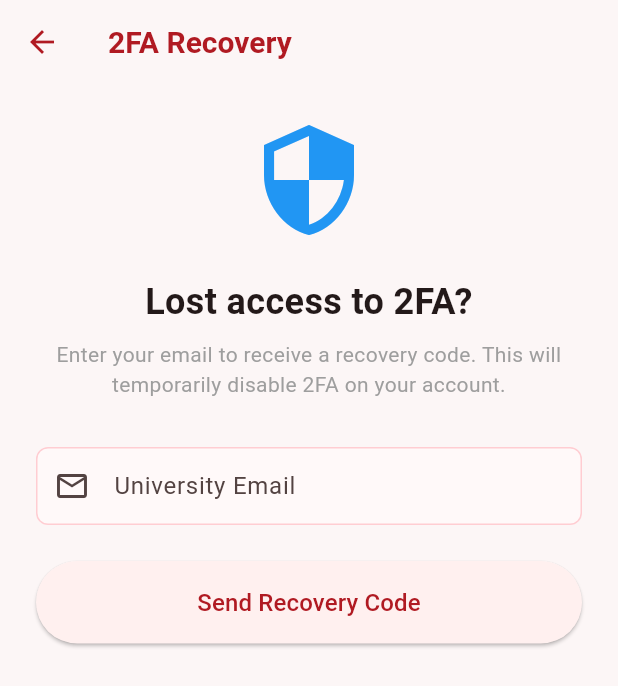
After one commit to denise-refuerzo/BSU-TRACE, a Flutter app: the Forgot2FAScreen screen opened directly, on a phone screen of 412 x 824 dp. The commit adds this screen. Shown: the top 686 px of the screen. Run offline on Flutter 3.47's test engine with Material 3 defaults, Android fonts, the phone set to English and light mode, and no system bars.

Commit message:
I dunno if this works

```diff
--- /dev/null
+++ b/mobile_app/bsu_trace/lib/screens/forgot_2fa_screen.dart
@@ -0,0 +1,187 @@
+import 'package:flutter/material.dart';
+import 'package:http/http.dart' as http;
+import 'dart:convert';
+import '../config.dart';
+
+class Forgot2FAScreen extends StatefulWidget {
+  final String? initialEmail; // Pass the email if they already typed it in login
+
+  const Forgot2FAScreen({Key? key, this.initialEmail}) : super(key: key);
+
+  @override
+  _Forgot2FAScreenState createState() => _Forgot2FAScreenState();
+}
+
+class _Forgot2FAScreenState extends State<Forgot2FAScreen> {
+  int _currentStep = 0; // 0: Email, 1: Code
+  bool _isLoading = false;
+
+  late TextEditingController _emailController;
+  final TextEditingController _codeController = TextEditingController();
+
+  @override
+  void initState() {
+    super.initState();
+    _emailController = TextEditingController(text: widget.initialEmail ?? '');
+  }
+
+  Future<void> _sendRecoveryCode() async {
+    if (_emailController.text.isEmpty) {
+      _showMessage('Please enter your university email', isError: true);
+      return;
+    }
+
+    setState(() => _isLoading = true);
+    try {
+      final response = await http.post(
+        Uri.parse('${AppConfig.baseUrl}/api/auth/forgot-password'),
+        headers: {'Content-Type': 'application/json'},
+        body: jsonEncode({'uni_email': _emailController.text.trim()}),
+      );
+
+      final data = jsonDecode(response.body);
+      if (response.statusCode == 200) {
+        setState(() => _currentStep = 1);
+        _showMessage(data['message']);
+      } else {
+        _showMessage(data['message'] ?? 'Error sending code', isError: true);
+      }
+    } catch (e) {
+      _showMessage('Network error. Check your connection.', isError: true);
+    }
+    setState(() => _isLoading = false);
+  }
+
+  Future<void> _verifyAndDisable2FA() async {
+    if (_codeController.text.length != 6) {
+      _showMessage('Please enter the 6-digit code', isError: true);
+      return;
+    }
+
+    setState(() => _isLoading = true);
+    try {
+      final response = await http.post(
+        Uri.parse('${AppConfig.baseUrl}/api/auth/forgot-password'),
+        headers: {'Content-Type': 'application/json'},
+        body: jsonEncode({
+          'uni_email': _emailController.text.trim(),
+          'code': _codeController.text.trim(),
+        }),
+      );
+
+      final data = jsonDecode(response.body);
+      if (response.statusCode == 200) {
+        _showMessage('2FA Disabled Successfully! Please log in again.');
+        // Pop back to the main login screen (pops both this screen and the 2FA modal)
+        Navigator.of(context).popUntil((route) => route.isFirst);
+      } else {
+        _showMessage(data['message'] ?? 'Error verifying code', isError: true);
+      }
+    } catch (e) {
+      _showMessage('Network error. Check your connection.', isError: true);
+    }
+    setState(() => _isLoading = false);
+  }
+
+  void _showMessage(String msg, {bool isError = false}) {
+    if (!mounted) return;
+    ScaffoldMessenger.of(context).showSnackBar(
+      SnackBar(
+        content: Text(msg),
+        backgroundColor: isError ? Colors.red.shade800 : Colors.green.shade800,
+        behavior: SnackBarBehavior.floating,
+      ),
+    );
+  }
+
+  @override
+  void dispose() {
+    _emailController.dispose();
+    _codeController.dispose();
+    super.dispose();
+  }
+
+  @override
+  Widget build(BuildContext context) {
+    return Scaffold(
+      appBar: AppBar(title: const Text('2FA Recovery')),
+      body: SafeArea(
+        child: SingleChildScrollView(
+          padding: const EdgeInsets.all(24.0),
+          child: Column(
+            crossAxisAlignment: CrossAxisAlignment.stretch,
+            children: [
+              const Icon(Icons.security, size: 80, color: Colors.blue),
+              const SizedBox(height: 24),
+
+              if (_currentStep == 0) ...[
+                const Text(
+                  'Lost access to 2FA?',
+                  style: TextStyle(fontSize: 24, fontWeight: FontWeight.bold),
+                  textAlign: TextAlign.center,
+                ),
+                const SizedBox(height: 8),
+                const Text(
+                  'Enter your email to receive a recovery code. This will temporarily disable 2FA on your account.',
+                  textAlign: TextAlign.center,
+                  style: TextStyle(color: Colors.grey),
+                ),
+                const SizedBox(height: 32),
+                TextField(
+                  controller: _emailController,
+                  keyboardType: TextInputType.emailAddress,
+                  decoration: const InputDecoration(
+                    labelText: 'University Email',
+                    prefixIcon: Icon(Icons.email_outlined),
+                    border: OutlineInputBorder(),
+                  ),
+                ),
+                const SizedBox(height: 24),
+                ElevatedButton(
+                  style: ElevatedButton.styleFrom(padding: const EdgeInsets.symmetric(vertical: 16)),
+                  onPressed: _isLoading ? null : _sendRecoveryCode,
+                  child: _isLoading
+                      ? const SizedBox(height: 20, width: 20, child: CircularProgressIndicator(strokeWidth: 2))
+                      : const Text('Send Recovery Code', style: TextStyle(fontSize: 16)),
+                ),
+              ],
+
+              if (_currentStep == 1) ...[
+                const Text(
+                  'Enter Recovery Code',
+                  style: TextStyle(fontSize: 24, fontWeight: FontWeight.bold),
+                  textAlign: TextAlign.center,
+                ),
+                const SizedBox(height: 8),
+                Text(
+                  'We sent a recovery code to ${_emailController.text}',
+                  textAlign: TextAlign.center,
+                  style: const TextStyle(color: Colors.grey),
+                ),
+                const SizedBox(height: 32),
+                TextField(
+                  controller: _codeController,
+                  keyboardType: TextInputType.number,
+                  maxLength: 6,
+                  decoration: const InputDecoration(
+                    labelText: '6-digit Code',
+                    prefixIcon: Icon(Icons.password),
+                    border: OutlineInputBorder(),
+                  ),
+                ),
+                const SizedBox(height: 24),
+                ElevatedButton(
+                  style: ElevatedButton.styleFrom(padding: const EdgeInsets.symmetric(vertical: 16)),
+                  onPressed: _isLoading ? null : _verifyAndDisable2FA,
+                  child: _isLoading
+                      ? const SizedBox(height: 20, width: 20, child: CircularProgressIndicator(strokeWidth: 2))
+                      : const Text('Disable 2FA & Recover Account', style: TextStyle(fontSize: 16)),
+                ),
+              ],
+            ],
+          ),
+        ),
+      ),
+    );
+  }
+}
--- a/mobile_app/mobile_backend/package.json
+++ b/mobile_app/mobile_backend/package.json
@@ -13,6 +13,7 @@
   "dependencies": {
     "cors": "^2.8.6",
     "express": "^5.2.1",
+    "nodemailer": "^9.0.3",
     "pg": "^8.22.0"
   }
 }
```
Also changed, not shown: mobile_app/bsu_trace/lib/screens/auth_screen.dart (+25 -7 lines), mobile_app/bsu_trace/lib/screens/forgot_password_screen.dart (added, +154 -0 lines), mobile_app/mobile_backend/package-lock.json, 1 other file.
